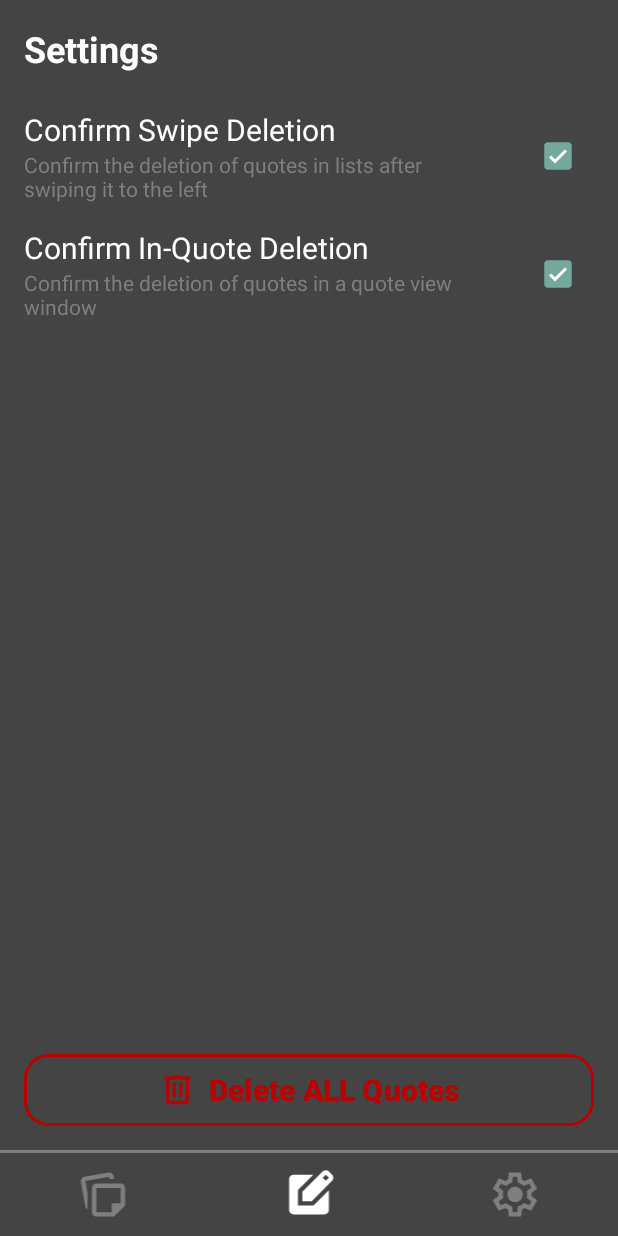
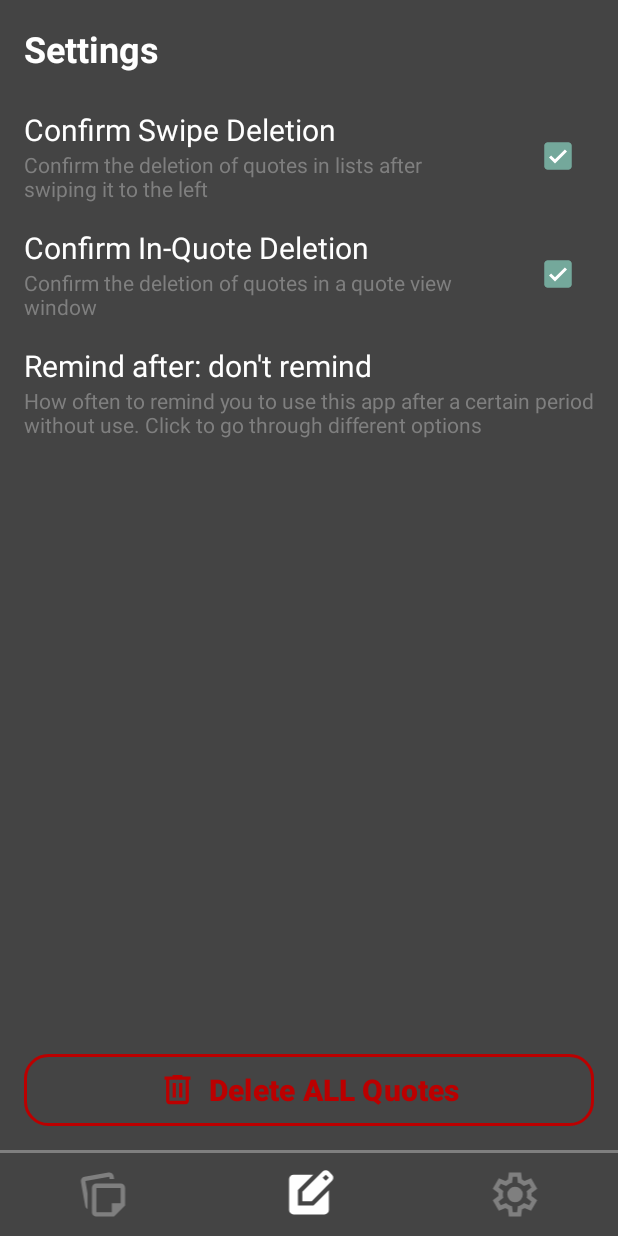
Before and after one commit to ProsecShane/android_quote-generator-app, an Android app: the SettingsFragment screen opened through its navigation route, on a phone screen of 412 x 824 dp. Run offline under Robolectric (Android 15) with nearby library versions, the phone set to English and light mode, and no system bars; our stand-ins replace Dagger/Hilt's generated code, Room's generated code; 1 statement that could not run was skipped.

Commit message:
Add non-functional reminder option

```diff
--- a/app/src/main/java/com/prosecshane/quoteapp/data/sharedpreferences/SPConstants.kt
+++ b/app/src/main/java/com/prosecshane/quoteapp/data/sharedpreferences/SPConstants.kt
@@ -16,4 +16,5 @@ object SPConstants {
     const val askWhenInQuoteKey = "quote_app_ask_when_in_quote"
     const val keywordsKey = "quote_app_keywords"
     const val sortKey = "quote_app_sort_method"
+    const val notificationPeriodKey = "quote_app_notif_period"
 }
--- a/app/src/main/java/com/prosecshane/quoteapp/presentation/ui/fragment/SettingsFragment.kt
+++ b/app/src/main/java/com/prosecshane/quoteapp/presentation/ui/fragment/SettingsFragment.kt
@@ -6,12 +6,18 @@ import android.view.LayoutInflater
 import android.view.View
 import android.view.ViewGroup
 import android.widget.CheckBox
+import android.widget.LinearLayout
+import android.widget.TextView
 import androidx.constraintlayout.widget.ConstraintLayout
 import androidx.fragment.app.Fragment
 import androidx.fragment.app.activityViewModels
 import androidx.lifecycle.lifecycleScope
 import com.google.android.material.button.MaterialButton
 import com.prosecshane.quoteapp.R
+import com.prosecshane.quoteapp.domain.common.allPeriods
+import com.prosecshane.quoteapp.domain.common.toInt
+import com.prosecshane.quoteapp.domain.common.toNotificationPeriod
+import com.prosecshane.quoteapp.domain.model.NotificationPeriod
 import com.prosecshane.quoteapp.presentation.viewmodel.LocalDataViewModel
 import dagger.hilt.android.AndroidEntryPoint
 import kotlinx.coroutines.launch
@@ -49,10 +55,14 @@ class SettingsFragment : Fragment() {
         val inQuote: ConstraintLayout = view.findViewById(R.id.settings_in_quote)
         val inQuoteMark: CheckBox = view.findViewById(R.id.settings_in_quote_mark)
 
+        val notificationOption: LinearLayout = view.findViewById(R.id.settings_notification)
+        val notificationPeriod: TextView = view.findViewById(R.id.settings_notification_period)
+
         val clearButton: MaterialButton = view.findViewById(R.id.settings_clear)
 
         bindCheckableOptions(swiped, swipedMark, inQuote, inQuoteMark)
         bindClearButton(clearButton)
+        bindNotificationOption(notificationOption)
 
         lifecycleScope.launch {
             localDataViewModel.askWhenSwiped.collect {
@@ -63,6 +73,20 @@ class SettingsFragment : Fragment() {
         lifecycleScope.launch {
             localDataViewModel.askWhenInQuote.collect {
                 inQuoteMark.isChecked = it
+            }
+        }
+
+        lifecycleScope.launch {
+            localDataViewModel.notificationPeriod.collect {
+                notificationPeriod.text = getString(
+                    R.string.settings_notification_label,
+                    getString(when (it) {
+                        NotificationPeriod.Off -> R.string.settings_notification_off
+                        NotificationPeriod.Daily -> R.string.settings_notification_daily
+                        NotificationPeriod.Weekly -> R.string.settings_notification_weekly
+                        NotificationPeriod.Monthly -> R.string.settings_notification_monthly
+                    } )
+                )
             }
         }
     }
@@ -94,6 +118,19 @@ class SettingsFragment : Fragment() {
         }
         inQuoteMark.setOnClickListener {
             localDataViewModel.setAskWhenInQuote(!localDataViewModel.askWhenInQuote.value)
+        }
+    }
+
+    /**
+     * Binds the reminder notification option.
+     *
+     * @param option The option layout that will respond to clicks.
+     */
+    private fun bindNotificationOption(option: LinearLayout) {
+        option.setOnClickListener {
+            val currentValue = localDataViewModel.notificationPeriod.value.toInt()
+            val newValue = (currentValue + 1) % allPeriods.size
+            localDataViewModel.setNotificationPeriod(newValue.toNotificationPeriod())
         }
     }
 
--- a/app/src/main/java/com/prosecshane/quoteapp/presentation/viewmodel/LocalDataViewModel.kt
+++ b/app/src/main/java/com/prosecshane/quoteapp/presentation/viewmodel/LocalDataViewModel.kt
@@ -6,6 +6,9 @@ import androidx.lifecycle.ViewModel
 import androidx.lifecycle.viewModelScope
 import com.prosecshane.quoteapp.R
 import com.prosecshane.quoteapp.data.sharedpreferences.SPConstants
+import com.prosecshane.quoteapp.domain.common.toInt
+import com.prosecshane.quoteapp.domain.common.toNotificationPeriod
+import com.prosecshane.quoteapp.domain.model.NotificationPeriod
 import com.prosecshane.quoteapp.domain.model.Quote
 import com.prosecshane.quoteapp.domain.repository.QuoteRepository
 import com.prosecshane.quoteapp.domain.sharedpreferences.SPApi
@@ -61,6 +64,13 @@ class LocalDataViewModel @Inject constructor(
     val sortMethod: StateFlow<SortMethod> = _sortMethod.asStateFlow()
 
     /**
+     * Mutable and immutable StateFlows that contain information
+     * about how often the user should be reminded to use this app.
+     */
+    private val _notificationPeriod = MutableStateFlow(NotificationPeriod.Off)
+    val notificationPeriod: StateFlow<NotificationPeriod> = _notificationPeriod.asStateFlow()
+
+    /**
      * Loading or getting default values.
      */
     init {
@@ -76,6 +86,12 @@ class LocalDataViewModel @Inject constructor(
                 _sortMethod.update {
                     val sortMethodId = spApi.get(SPConstants.sortKey, 0)
                     sortMethodsInfo.first { it.id == sortMethodId }.sortMethod
+                }
+                _notificationPeriod.update {
+                    spApi.get(
+                        SPConstants.notificationPeriodKey,
+                        NotificationPeriod.Off.toInt(),
+                    ).toNotificationPeriod()
                 }
             }
         }
@@ -164,6 +180,18 @@ class LocalDataViewModel @Inject constructor(
         }
     }
 
+    /**
+     * Function that sets the value for how often the user should be reminded to use this app.
+     */
+    fun setNotificationPeriod(newValue: NotificationPeriod) {
+        _notificationPeriod.update { newValue }
+        viewModelScope.launch {
+            withContext(Dispatchers.IO) {
+                spApi.set(SPConstants.notificationPeriodKey, newValue.toInt())
+            }
+        }
+    }
+
 
     /**
      * Call a "Confirm deletion" AlertDialog.
--- a/app/src/main/res/layout/fragment_settings.xml
+++ b/app/src/main/res/layout/fragment_settings.xml
@@ -22,15 +22,16 @@
 
         android:layout_width="match_parent"
         android:layout_height="wrap_content"
-        android:layout_marginHorizontal="@dimen/margin_m"
-        android:layout_marginVertical="@dimen/margin_s">
+
+        style="@style/ClickableSurface">
 
         <TextView
             android:id="@+id/settings_swiped_label"
 
             android:layout_width="0dp"
             android:layout_height="wrap_content"
-            android:layout_marginEnd="@dimen/margin_m"
+            android:layout_marginHorizontal="@dimen/margin_m"
+            android:layout_marginTop="@dimen/margin_s"
 
             app:layout_constraintStart_toStartOf="parent"
             app:layout_constraintTop_toTopOf="parent"
@@ -42,11 +43,13 @@
         <TextView
             android:layout_width="0dp"
             android:layout_height="wrap_content"
-            android:layout_marginEnd="@dimen/margin_m"
+            android:layout_marginHorizontal="@dimen/margin_m"
+            android:layout_marginBottom="@dimen/margin_s"
 
             app:layout_constraintStart_toStartOf="parent"
             app:layout_constraintTop_toBottomOf="@id/settings_swiped_label"
             app:layout_constraintEnd_toStartOf="@id/settings_swiped_mark"
+            app:layout_constraintBottom_toBottomOf="parent"
 
             android:text="@string/settings_swiped_description"
             android:textColor="@color/divider"
@@ -57,6 +60,8 @@
 
             android:layout_width="wrap_content"
             android:layout_height="0dp"
+            android:layout_marginVertical="@dimen/margin_s"
+            android:layout_marginEnd="@dimen/margin_m"
 
             app:layout_constraintEnd_toEndOf="parent"
             app:layout_constraintBottom_toBottomOf="parent"
@@ -69,15 +74,16 @@
 
         android:layout_width="match_parent"
         android:layout_height="wrap_content"
-        android:layout_marginHorizontal="@dimen/margin_m"
-        android:layout_marginVertical="@dimen/margin_s">
+
+        style="@style/ClickableSurface">
 
         <TextView
             android:id="@+id/settings_in_quote_label"
 
             android:layout_width="0dp"
             android:layout_height="wrap_content"
-            android:layout_marginEnd="@dimen/margin_m"
+            android:layout_marginHorizontal="@dimen/margin_m"
+            android:layout_marginTop="@dimen/margin_s"
 
             app:layout_constraintStart_toStartOf="parent"
             app:layout_constraintTop_toTopOf="parent"
@@ -89,11 +95,13 @@
         <TextView
             android:layout_width="0dp"
             android:layout_height="wrap_content"
-            android:layout_marginEnd="@dimen/margin_m"
+            android:layout_marginHorizontal="@dimen/margin_m"
+            android:layout_marginBottom="@dimen/margin_s"
 
             app:layout_constraintStart_toStartOf="parent"
             app:layout_constraintTop_toBottomOf="@id/settings_in_quote_label"
             app:layout_constraintEnd_toStartOf="@id/settings_in_quote_mark"
+            app:layout_constraintBottom_toBottomOf="parent"
 
             android:text="@string/settings_in_quote_description"
             android:textColor="@color/divider"
@@ -104,12 +112,46 @@
 
             android:layout_width="wrap_content"
             android:layout_height="0dp"
+            android:layout_marginVertical="@dimen/margin_s"
+            android:layout_marginEnd="@dimen/margin_m"
 
             app:layout_constraintEnd_toEndOf="parent"
             app:layout_constraintBottom_toBottomOf="parent"
             app:layout_constraintTop_toTopOf="parent"/>
 
     </androidx.constraintlayout.widget.ConstraintLayout>
+
+    <LinearLayout
+        android:id="@+id/settings_notification"
+
+        android:layout_width="match_parent"
+        android:layout_height="wrap_content"
+        android:orientation="vertical"
+
+        style="@style/ClickableSurface">
+
+        <TextView
+            android:id="@+id/settings_notification_period"
+
+            android:layout_width="match_parent"
+            android:layout_height="wrap_content"
+            android:layout_marginHorizontal="@dimen/margin_m"
+            android:layout_marginTop="@dimen/margin_s"
+
+            android:text="@string/settings_notification_label"
+            style="@style/Text.Subtitle"/>
+
+        <TextView
+            android:layout_width="match_parent"
+            android:layout_height="wrap_content"
+            android:layout_marginHorizontal="@dimen/margin_m"
+            android:layout_marginBottom="@dimen/margin_s"
+
+            android:text="@string/settings_notification_description"
+            android:textColor="@color/divider"
+            style="@style/Text"/>
+
+    </LinearLayout>
 
     <View
         android:layout_width="wrap_content"
--- a/app/src/main/res/values/strings.xml
+++ b/app/src/main/res/values/strings.xml
@@ -32,6 +32,12 @@
     <string name="settings_in_quote_label">Confirm In-Quote Deletion</string>
     <string name="settings_in_quote_description">Confirm the deletion of quotes in a quote view window</string>
     <string name="settings_clear">Delete ALL Quotes</string>
+    <string name="settings_notification_label">Remind after: %s</string>
+    <string name="settings_notification_off">don\'t remind</string>
+    <string name="settings_notification_daily">a day without use</string>
+    <string name="settings_notification_weekly">a week without use</string>
+    <string name="settings_notification_monthly">a month without use</string>
+    <string name="settings_notification_description">How often to remind you to use this app after a certain period without use. Click to go through different options</string>
 
     <string name="delete_title">Confirm Delete</string>
     <string name="delete_description">Are you sure you want to delete this Quote?</string>
```
Also changed, not shown: app/src/main/java/com/prosecshane/quoteapp/domain/common/NotificationPeriodConverter.kt (added, +41 -0 lines), app/src/main/java/com/prosecshane/quoteapp/domain/model/NotificationPeriod.kt (added, +11 -0 lines), 1 other file.
